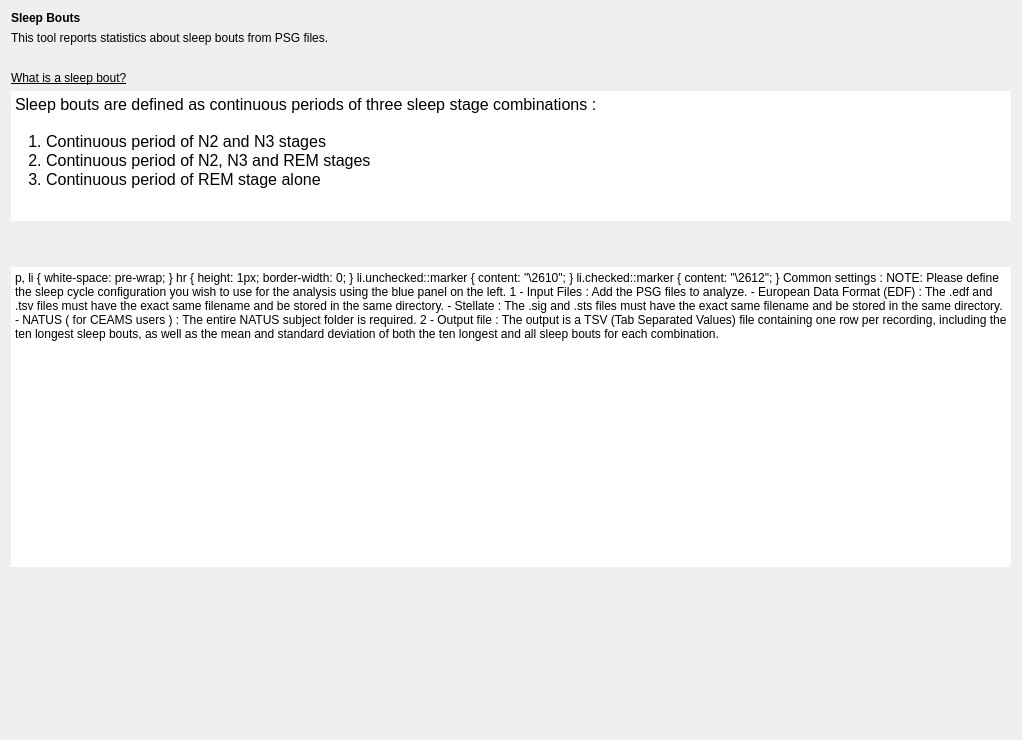
Old version of the form tools/CEAMSTools/SleepBouts/IntroStep/Ui_IntroStep.ui in the repository SnoozToolbox/snooz-package-ceams.
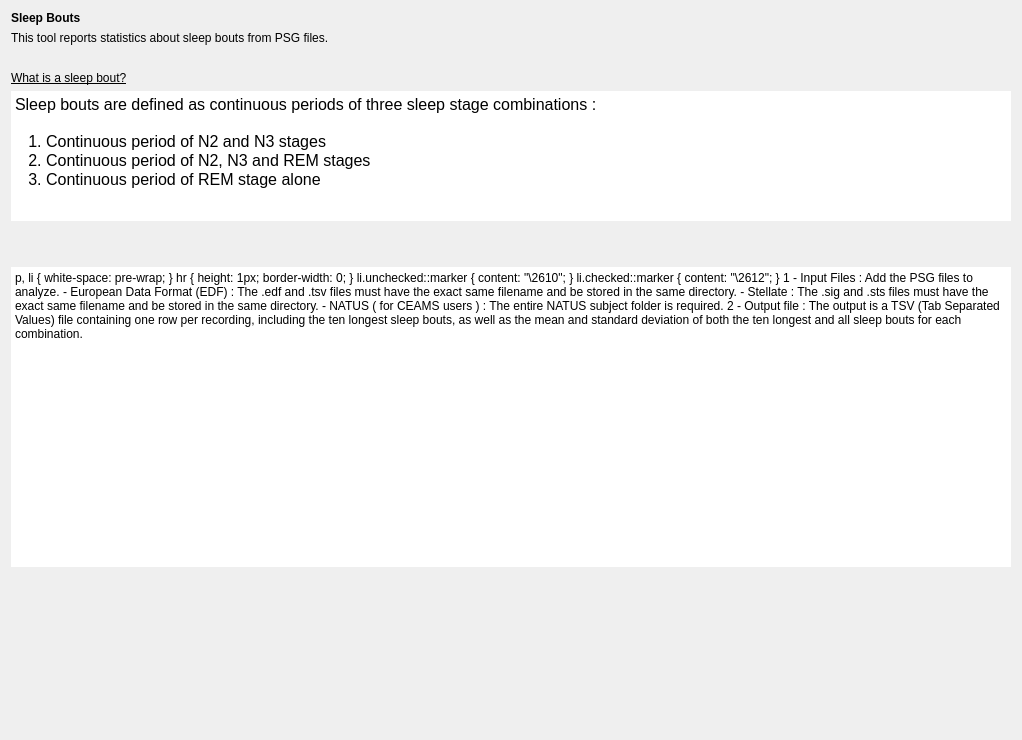
New version of the form.

What changed in the file:
```diff
--- a/tools/CEAMSTools/SleepBouts/IntroStep/Ui_IntroStep.ui
+++ b/tools/CEAMSTools/SleepBouts/IntroStep/Ui_IntroStep.ui
@@ -144,9 +144,6 @@
 li.unchecked::marker { content: &quot;\2610&quot;; }
 li.checked::marker { content: &quot;\2612&quot;; }
 &lt;/style&gt;&lt;/head&gt;&lt;body style=&quot; font-family:'Roboto'; font-size:12pt; font-weight:400; font-style:normal;&quot;&gt;
-&lt;p style=&quot; margin-top:0px; margin-bottom:0px; margin-left:0px; margin-right:0px; -qt-block-indent:0; text-indent:0px;&quot;&gt;&lt;span style=&quot; text-decoration: underline;&quot;&gt;Common settings :&lt;/span&gt; &lt;/p&gt;
-&lt;p style=&quot; margin-top:0px; margin-bottom:0px; margin-left:0px; margin-right:0px; -qt-block-indent:0; text-indent:0px;&quot;&gt;&lt;span style=&quot; font-weight:700; color:#ff0000;&quot;&gt;NOTE:&lt;/span&gt;&lt;span style=&quot; color:#ff0000;&quot;&gt; Please define the sleep cycle configuration you wish to use for the analysis using the blue panel on the left.&lt;/span&gt;&lt;/p&gt;
-&lt;p style=&quot;-qt-paragraph-type:empty; margin-top:0px; margin-bottom:0px; margin-left:0px; margin-right:0px; -qt-block-indent:0; text-indent:0px;&quot;&gt;&lt;br /&gt;&lt;/p&gt;
 &lt;p style=&quot; margin-top:0px; margin-bottom:0px; margin-left:0px; margin-right:0px; -qt-block-indent:0; text-indent:0px;&quot;&gt;&lt;span style=&quot; text-decoration: underline;&quot;&gt;1 - Input Files :&lt;/span&gt;&lt;/p&gt;
 &lt;p style=&quot; margin-top:0px; margin-bottom:0px; margin-left:0px; margin-right:0px; -qt-block-indent:0; text-indent:0px;&quot;&gt;Add the PSG files to analyze.&lt;/p&gt;
 &lt;p style=&quot; margin-top:0px; margin-bottom:0px; margin-left:0px; margin-right:0px; -qt-block-indent:0; text-indent:0px;&quot;&gt;&lt;span style=&quot; font-family:'Roboto-Regular';&quot;&gt;- European Data Format (EDF) : The .edf and .tsv files must have the exact same filename and be stored in the same directory.&lt;/span&gt;&lt;/p&gt;
```
